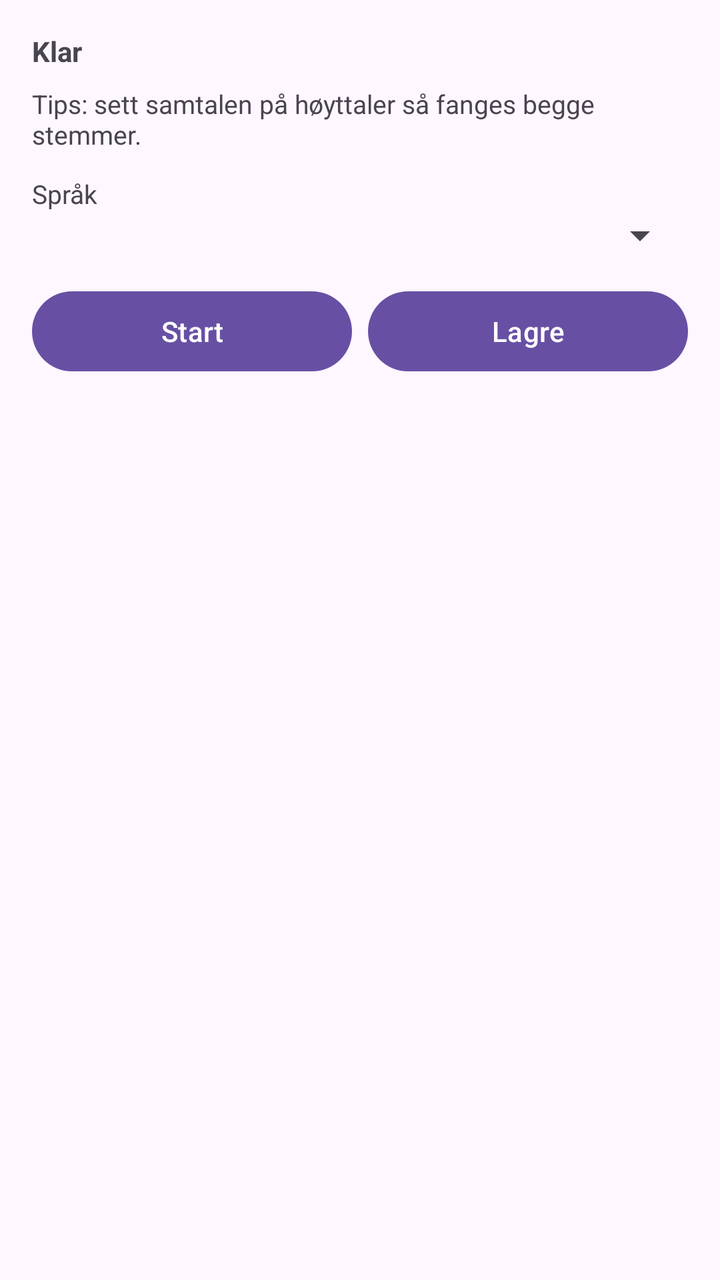
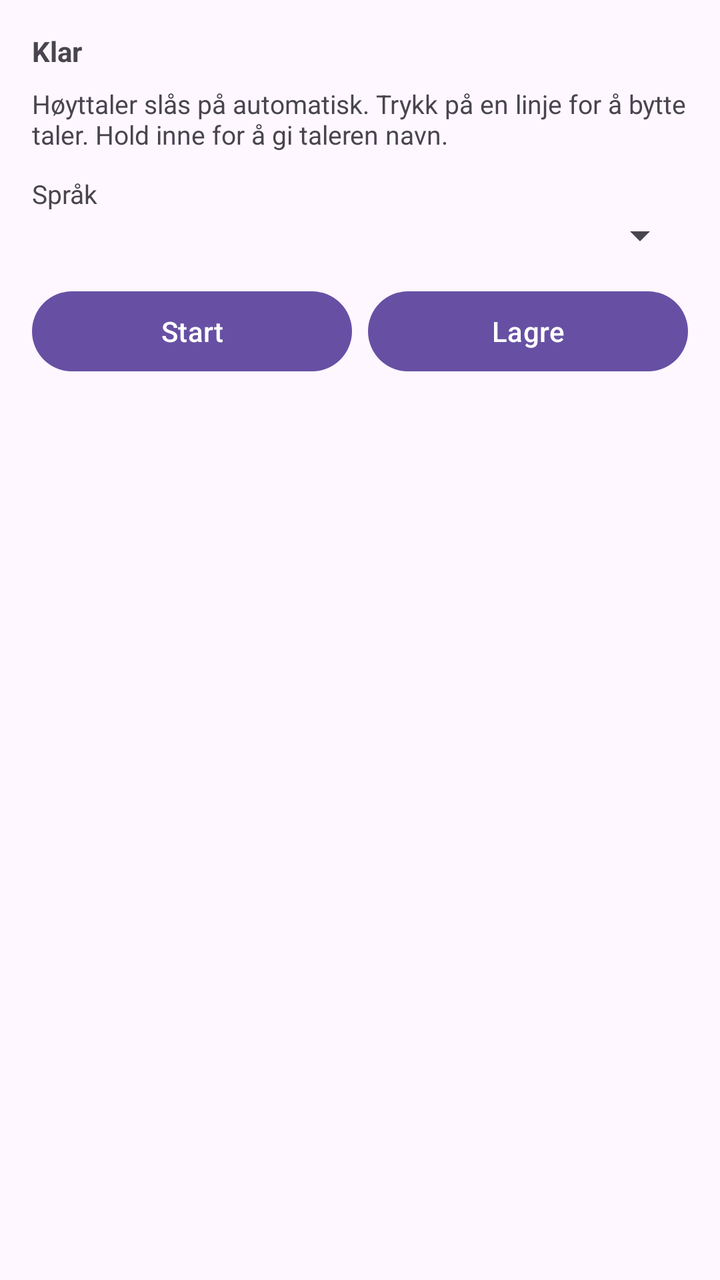

Compare the two renders of this Android layout. The source of the first and the diff that turns it into the second are given below.
<!-- AndroidManifest.xml: application theme Theme.App -->
<!-- res/layout/activity_main.xml -->
<?xml version="1.0" encoding="utf-8"?>
<LinearLayout xmlns:android="http://schemas.android.com/apk/res/android"
    android:layout_width="match_parent"
    android:layout_height="match_parent"
    android:orientation="vertical"
    android:padding="16dp">

    <TextView
        android:id="@+id/status"
        android:layout_width="match_parent"
        android:layout_height="wrap_content"
        android:text="Klar"
        android:textStyle="bold"
        android:paddingBottom="8dp" />

    <TextView
        android:layout_width="match_parent"
        android:layout_height="wrap_content"
        android:text="Tips: sett samtalen på høyttaler så fanges begge stemmer."
        android:textSize="13sp"
        android:paddingBottom="12dp" />

    <TextView
        android:layout_width="match_parent"
        android:layout_height="wrap_content"
        android:text="Språk"
        android:textSize="13sp" />

    <Spinner
        android:id="@+id/languageSpinner"
        android:layout_width="match_parent"
        android:layout_height="wrap_content"
        android:layout_marginBottom="12dp" />

    <LinearLayout
        android:layout_width="match_parent"
        android:layout_height="wrap_content"
        android:orientation="horizontal"
        android:paddingBottom="12dp">

        <Button
            android:id="@+id/startButton"
            android:layout_width="0dp"
            android:layout_height="wrap_content"
            android:layout_weight="1"
            android:text="Start" />

        <Button
            android:id="@+id/saveButton"
            android:layout_width="0dp"
            android:layout_height="wrap_content"
            android:layout_weight="1"
            android:layout_marginStart="8dp"
            android:text="Lagre" />
    </LinearLayout>

    <ScrollView
        android:id="@+id/scroll"
        android:layout_width="match_parent"
        android:layout_height="0dp"
        android:layout_weight="1">

        <TextView
            android:id="@+id/transcript"
            android:layout_width="match_parent"
            android:layout_height="wrap_content"
            android:textSize="16sp"
            android:textIsSelectable="true" />
    </ScrollView>
</LinearLayout>
<!-- resources referenced by this layout -->
<resources>
  <style name="Theme.App" parent="Theme.Material3.DayNight.NoActionBar" />
</resources>

<!-- the commit's change to res/layout/activity_main.xml (unified diff, before → after) -->
@@ -16,7 +16,7 @@
     <TextView
         android:layout_width="match_parent"
         android:layout_height="wrap_content"
-        android:text="Tips: sett samtalen på høyttaler så fanges begge stemmer."
+        android:text="Høyttaler slås på automatisk. Trykk på en linje for å bytte taler. Hold inne for å gi taleren navn."
         android:textSize="13sp"
         android:paddingBottom="12dp" />
 
@@ -54,17 +54,18 @@
             android:text="Lagre" />
     </LinearLayout>
 
-    <ScrollView
-        android:id="@+id/scroll"
+    <ListView
+        android:id="@+id/transcriptList"
         android:layout_width="match_parent"
         android:layout_height="0dp"
-        android:layout_weight="1">
+        android:layout_weight="1" />
 
-        <TextView
-            android:id="@+id/transcript"
-            android:layout_width="match_parent"
-            android:layout_height="wrap_content"
-            android:textSize="16sp"
-            android:textIsSelectable="true" />
-    </ScrollView>
+    <TextView
+        android:id="@+id/partial"
+        android:layout_width="match_parent"
+        android:layout_height="wrap_content"
+        android:paddingTop="8dp"
+        android:textSize="15sp"
+        android:textStyle="italic"
+        android:visibility="gone" />
 </LinearLayout>
